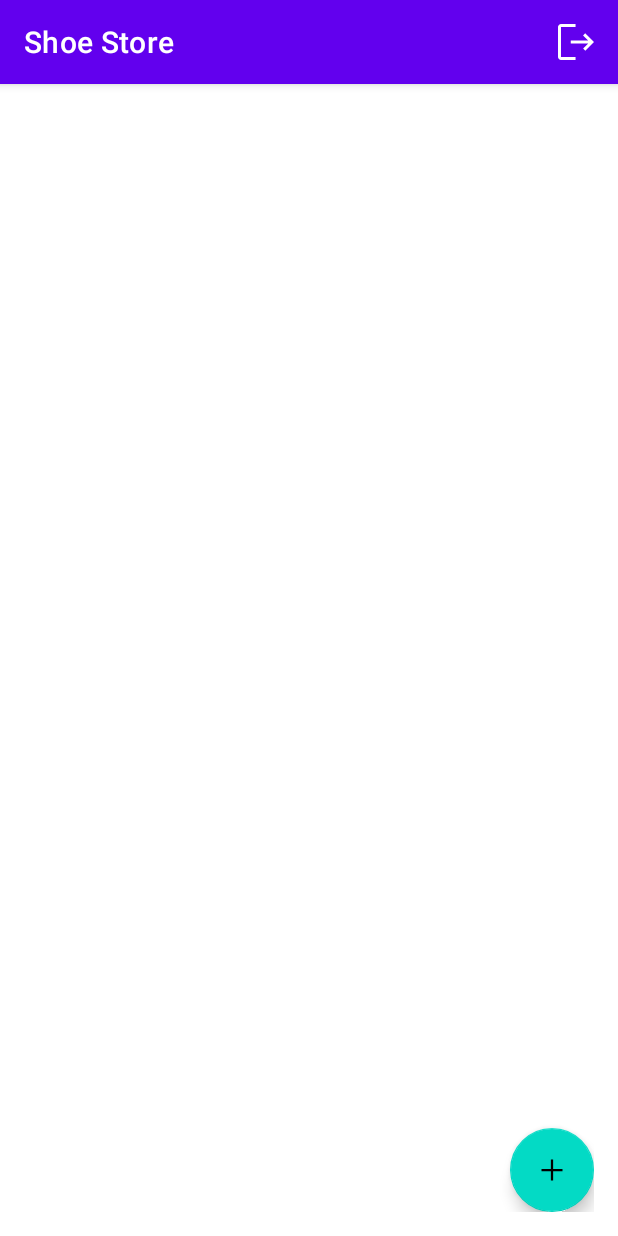
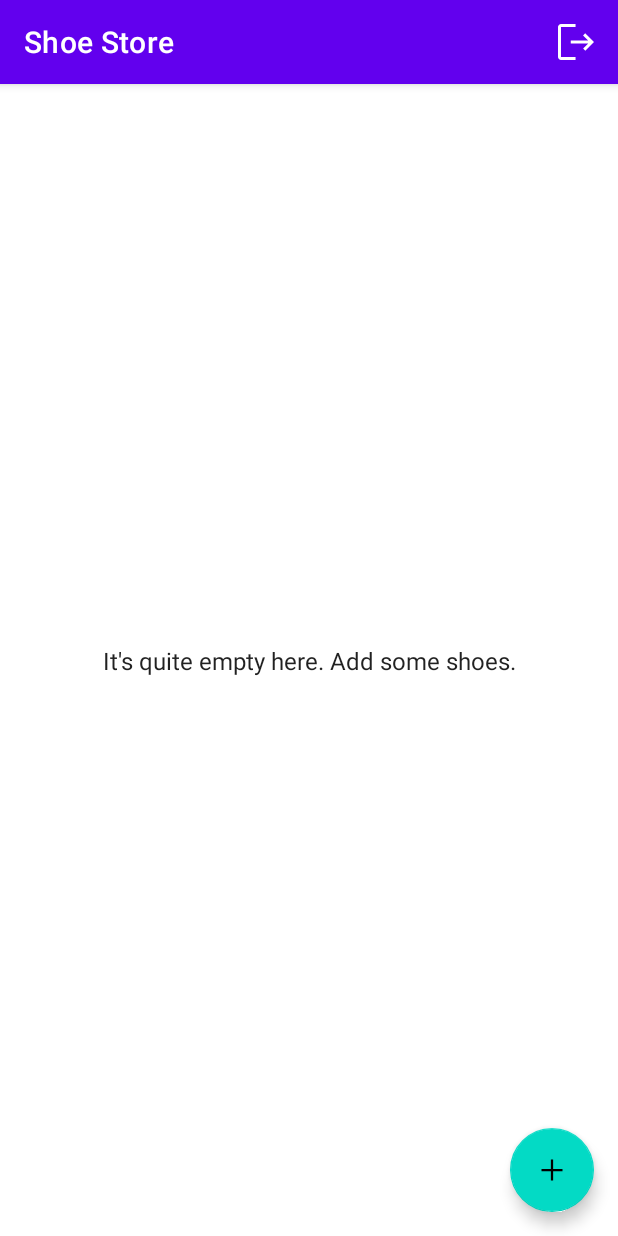
Before and after one commit to abdel-17/shoe-store, an Android app: the ShoeListFragment screen opened through its navigation route, on a phone screen of 412 x 824 dp. Run offline under Robolectric (Android 15) with nearby library versions, the phone set to English and light mode, and no system bars; our stand-ins replace data binding, navigation-ui; 4 statements that could not run were skipped.

Commit message:
Added the layout for ShoeListFragment. Added animations when navigating between fragments. Some code cleanup and reformatting.

```diff
--- a/app/src/main/java/com/example/shoestore/login/LoginFragment.kt
+++ b/app/src/main/java/com/example/shoestore/login/LoginFragment.kt
@@ -1,25 +1,28 @@
 package com.example.shoestore.login
 
 import android.os.Bundle
-import androidx.fragment.app.Fragment
 import android.view.LayoutInflater
 import android.view.View
 import android.view.ViewGroup
 import androidx.databinding.DataBindingUtil
+import androidx.fragment.app.Fragment
 import androidx.fragment.app.activityViewModels
 import androidx.navigation.fragment.findNavController
 import com.example.shoestore.R
-import com.example.shoestore.ShoeViewModel
 import com.example.shoestore.databinding.FragmentLoginBinding
 import com.google.android.material.snackbar.Snackbar
 
 class LoginFragment : Fragment() {
-    private val viewModel: ShoeViewModel by activityViewModels()
+    // We used the `activityViewModels` property delegate
+    // instead of `viewModels` to tie its lifecycle to the
+    // activity. This way, we don't lose the registered
+    // accounts when we navigate out of this fragment.
+    private val viewModel: LoginViewModel by activityViewModels()
 
     private lateinit var binding: FragmentLoginBinding
 
     override fun onCreateView(
-        inflater: LayoutInflater, container: ViewGroup?, savedInstanceState: Bundle?
+        inflater: LayoutInflater, container: ViewGroup?, savedInstanceState: Bundle?,
     ): View {
         binding = DataBindingUtil.inflate(
             inflater, R.layout.fragment_login, container, false
--- /dev/null
+++ b/app/src/main/res/anim/slide_in_left.xml
@@ -0,0 +1,9 @@
+<?xml version="1.0" encoding="utf-8"?>
+<set xmlns:android="http://schemas.android.com/apk/res/android">
+    <translate
+        android:fromXDelta="-100%"
+        android:toXDelta="0%"
+        android:fromYDelta="0%"
+        android:toYDelta="0%"
+        android:duration="@android:integer/config_mediumAnimTime" />
+</set>
--- /dev/null
+++ b/app/src/main/res/anim/slide_in_right.xml
@@ -0,0 +1,9 @@
+<?xml version="1.0" encoding="utf-8"?>
+<set xmlns:android="http://schemas.android.com/apk/res/android">
+    <translate
+        android:fromXDelta="100%"
+        android:toXDelta="0%"
+        android:fromYDelta="0%"
+        android:toYDelta="0%"
+        android:duration="@android:integer/config_mediumAnimTime" />
+</set>
--- /dev/null
+++ b/app/src/main/res/anim/slide_out_left.xml
@@ -0,0 +1,9 @@
+<?xml version="1.0" encoding="utf-8"?>
+<set xmlns:android="http://schemas.android.com/apk/res/android">
+    <translate
+        android:fromXDelta="0%"
+        android:toXDelta="-100%"
+        android:fromYDelta="0%"
+        android:toYDelta="0%"
+        android:duration="@android:integer/config_mediumAnimTime" />
+</set>
--- /dev/null
+++ b/app/src/main/res/anim/slide_out_right.xml
@@ -0,0 +1,9 @@
+<?xml version="1.0" encoding="utf-8"?>
+<set xmlns:android="http://schemas.android.com/apk/res/android">
+    <translate
+        android:fromXDelta="0%"
+        android:toXDelta="100%"
+        android:fromYDelta="0%"
+        android:toYDelta="0%"
+        android:duration="@android:integer/config_mediumAnimTime" />
+</set>
--- a/app/src/main/res/drawable/ic_add.xml
+++ b/app/src/main/res/drawable/ic_add.xml
@@ -3,7 +3,7 @@
     android:height="48dp"
     android:viewportWidth="48"
     android:viewportHeight="48">
-  <path
-      android:fillColor="?colorOnSecondary"
-      android:pathData="M22.5,38V25.5H10v-3h12.5V10h3v12.5H38v3H25.5V38Z"/>
+    <path
+        android:fillColor="@color/black"
+        android:pathData="M22.5,38V25.5H10v-3h12.5V10h3v12.5H38v3H25.5V38Z" />
 </vector>
--- a/app/src/main/res/drawable/ic_logout.xml
+++ b/app/src/main/res/drawable/ic_logout.xml
@@ -4,6 +4,6 @@
     android:viewportWidth="48"
     android:viewportHeight="48">
   <path
-      android:fillColor="?colorOnPrimary"
+      android:fillColor="@color/white"
       android:pathData="M9,42q-1.2,0 -2.1,-0.9Q6,40.2 6,39L6,9q0,-1.2 0.9,-2.1Q7.8,6 9,6h14.55v3L9,9v30h14.55v3ZM33.3,32.75 L31.15,30.6 36.25,25.5h-17.5v-3h17.4l-5.1,-5.1 2.15,-2.15 8.8,8.8Z"/>
 </vector>
--- a/app/src/main/res/layout/fragment_shoe_list.xml
+++ b/app/src/main/res/layout/fragment_shoe_list.xml
@@ -1,22 +1,48 @@
 <?xml version="1.0" encoding="utf-8"?>
 
-<layout xmlns:tools="http://schemas.android.com/tools"
+<layout xmlns:android="http://schemas.android.com/apk/res/android"
     xmlns:app="http://schemas.android.com/apk/res-auto"
-    xmlns:android="http://schemas.android.com/apk/res/android">
+    xmlns:tools="http://schemas.android.com/tools">
 
     <androidx.constraintlayout.widget.ConstraintLayout
         android:layout_width="match_parent"
-        android:layout_height="match_parent"
-        android:padding="16dp">
+        android:layout_height="match_parent">
+
+        <ScrollView
+            android:id="@+id/scroll_view_shoe_list"
+            android:layout_width="match_parent"
+            android:layout_height="match_parent">
+
+            <LinearLayout
+                android:id="@+id/linear_layout_shoe_list"
+                android:layout_width="match_parent"
+                android:layout_height="wrap_content"
+                android:layout_marginStart="@dimen/regular_spacing"
+                android:layout_marginEnd="@dimen/regular_spacing"
+                android:orientation="vertical" />
+        </ScrollView>
+
+        <TextView
+            android:id="@+id/text_add_shoes"
+            android:layout_width="wrap_content"
+            android:layout_height="wrap_content"
+            android:text="@string/add_shoes"
+            android:textAppearance="@style/TextAppearance.AppCompat.Subhead"
+            app:layout_constraintBottom_toBottomOf="parent"
+            app:layout_constraintEnd_toEndOf="parent"
+            app:layout_constraintStart_toStartOf="parent"
+            app:layout_constraintTop_toTopOf="parent" />
 
         <com.google.android.material.floatingactionbutton.FloatingActionButton
             android:id="@+id/button_add_shoe"
             android:layout_width="wrap_content"
             android:layout_height="wrap_content"
+            android:layout_margin="@dimen/regular_spacing"
+            android:contentDescription="@string/plus_icon_description"
             android:src="@drawable/ic_add"
             app:layout_constraintBottom_toBottomOf="parent"
             app:layout_constraintEnd_toEndOf="parent"
-            android:contentDescription="@string/plus_icon_description" />
+            tools:ignore="ImageContrastCheck" />
 
     </androidx.constraintlayout.widget.ConstraintLayout>
 </layout>
--- a/app/src/main/res/menu/logout_menu.xml
+++ b/app/src/main/res/menu/logout_menu.xml
@@ -1,10 +1,11 @@
 <?xml version="1.0" encoding="utf-8"?>
+
 <menu xmlns:android="http://schemas.android.com/apk/res/android"
     xmlns:app="http://schemas.android.com/apk/res-auto">
 
     <item
         android:id="@+id/menu_logout"
+        android:icon="@drawable/ic_logout"
         android:title="@string/logout"
-        android:icon="@drawable/ic_logout"
-        app:showAsAction="ifRoom"/>
+        app:showAsAction="ifRoom" />
 </menu>
--- a/app/src/main/res/navigation/navigation.xml
+++ b/app/src/main/res/navigation/navigation.xml
@@ -9,11 +9,12 @@
     <fragment
         android:id="@+id/loginFragment"
         android:name="com.example.shoestore.login.LoginFragment"
-        android:label="LoginFragment"
         tools:layout="@layout/fragment_login">
         <action
             android:id="@+id/action_loginFragment_to_welcomeFragment"
             app:destination="@id/welcomeFragment"
+            app:enterAnim="@android:anim/fade_in"
+            app:exitAnim="@android:anim/fade_out"
             app:popUpTo="@id/navigation"
             app:popUpToInclusive="false" />
     </fragment>
@@ -21,41 +22,52 @@
     <fragment
         android:id="@+id/welcomeFragment"
         android:name="com.example.shoestore.onboarding.WelcomeFragment"
-        android:label="WelcomeFragment"
         tools:layout="@layout/fragment_welcome">
         <argument
             android:name="email"
             app:argType="string" />
         <action
             android:id="@+id/action_welcomeFragment_to_instructionsFragment"
-            app:destination="@id/instructionsFragment" />
+            app:destination="@id/instructionsFragment"
+            app:enterAnim="@anim/slide_in_right"
+            app:exitAnim="@anim/slide_out_left"
+            app:popEnterAnim="@anim/slide_in_left"
+            app:popExitAnim="@anim/slide_out_right" />
     </fragment>
+
     <fragment
         android:id="@+id/instructionsFragment"
         android:name="com.example.shoestore.onboarding.InstructionsFragment"
-        android:label="fragment_instructions"
-        tools:layout="@layout/fragment_instructions" >
+        tools:layout="@layout/fragment_instructions">
         <action
             android:id="@+id/action_instructionsFragment_to_shoeListFragment"
             app:destination="@id/shoeListFragment"
+            app:enterAnim="@android:anim/fade_in"
+            app:exitAnim="@android:anim/fade_out"
             app:popUpTo="@id/navigation" />
     </fragment>
+
     <fragment
         android:id="@+id/shoeListFragment"
         android:name="com.example.shoestore.shoe.ShoeListFragment"
-        android:label="fragment_shoe_list"
-        tools:layout="@layout/fragment_shoe_list" >
+        tools:layout="@layout/fragment_shoe_list">
         <action
             android:id="@+id/action_shoeListFragment_to_shoeDetailFragment"
-            app:destination="@id/shoeDetailFragment" />
+            app:destination="@id/shoeDetailFragment"
+            app:enterAnim="@anim/slide_in_right"
+            app:exitAnim="@anim/slide_out_left"
+            app:popEnterAnim="@anim/slide_in_left"
+            app:popExitAnim="@anim/slide_out_right" />
         <action
             android:id="@+id/action_shoeListFragment_to_loginFragment"
             app:destination="@id/loginFragment"
+            app:enterAnim="@android:anim/fade_in"
+            app:exitAnim="@android:anim/fade_out"
             app:popUpTo="@id/navigation" />
     </fragment>
+
     <fragment
         android:id="@+id/shoeDetailFragment"
         android:name="com.example.shoestore.shoe.ShoeDetailFragment"
-        android:label="fragment_shoe_detail"
         tools:layout="@layout/fragment_shoe_detail" />
 </navigation>
--- a/app/src/main/res/values-night/themes.xml
+++ b/app/src/main/res/values-night/themes.xml
@@ -1,4 +1,4 @@
-<resources xmlns:tools="http://schemas.android.com/tools">
+<resources>
     <!-- Base application theme. -->
     <style name="Theme.ShoeStore" parent="Theme.MaterialComponents.DayNight.DarkActionBar">
         <!-- Primary brand color. -->
--- a/app/src/main/res/values/strings.xml
+++ b/app/src/main/res/values/strings.xml
@@ -19,5 +19,6 @@
     <string name="logout">Logout</string>
     <string name="plus_icon_description">"Plus icon"</string>
     <string name="shoe_list_instructions">Click the Shoe List button to navigate to the shoe list screen. There, you will find a plus button to add a new shoe to the list, and a logout button to return to the login screen.</string>
-    <string name="shoe_size_and_company_format">Size: %s\nCompany: %s</string>
+    <string name="shoe_details_format">Size: %s\nCompany: %s\n%s</string>
+    <string name="add_shoes">It\'s quite empty here. Add some shoes.</string>
 </resources>
--- a/app/src/main/res/values/themes.xml
+++ b/app/src/main/res/values/themes.xml
@@ -1,4 +1,4 @@
-<resources xmlns:tools="http://schemas.android.com/tools">
+<resources>
     <!-- Base application theme. -->
     <style name="Theme.ShoeStore" parent="Theme.MaterialComponents.DayNight.DarkActionBar">
         <!-- Primary brand color. -->
```
Also changed, not shown: app/src/main/java/com/example/shoestore/MainActivity.kt (+16 -19 lines), app/src/main/java/com/example/shoestore/shoe/ShoeListFragment.kt (+56 -2 lines), app/src/main/java/com/example/shoestore/shoe/ShoeViewModel.kt (added, +39 -0 lines).
